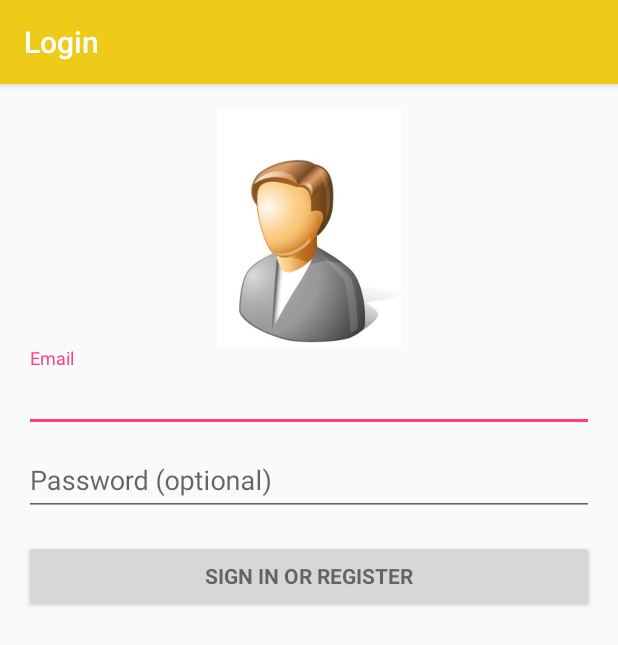
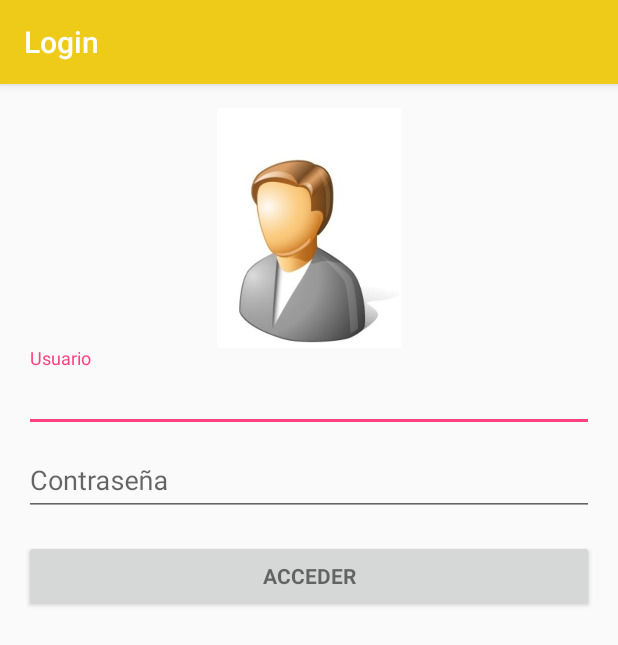
Before and after one commit to AndTinuviel/Android, an Android app: the LoginActivity screen opened directly, with no data from a screen before it, on a phone screen of 412 x 824 dp. Shown: the top 645 px of the screen. Run offline under Robolectric (Android 15) with nearby library versions, the phone set to English and light mode, and no system bars; 2 statements that could not run were skipped.

```diff
--- a/app/src/main/res/values/strings.xml
+++ b/app/src/main/res/values/strings.xml
@@ -1,16 +1,16 @@
 <resources>
-    <string name="app_name">ProinmanAppMovil</string>
+    <string name="app_name">Proinman App Móvil</string>
     <string name="title_activity_login">Login</string>
 
     <!-- Strings related to login -->
-    <string name="prompt_email">Email</string>
-    <string name="prompt_password">Password (optional)</string>
-    <string name="action_sign_in">Sign in or register</string>
+    <string name="prompt_email">Usuario</string>
+    <string name="prompt_password">Contraseña</string>
+    <string name="action_sign_in">Acceder</string>
     <string name="action_sign_in_short">Sign in</string>
-    <string name="error_invalid_email">This email address is invalid</string>
-    <string name="error_invalid_password">This password is too short</string>
-    <string name="error_incorrect_password">This password is incorrect</string>
-    <string name="error_field_required">This field is required</string>
+    <string name="error_invalid_email">Este usuario es incorrecto</string>
+    <string name="error_invalid_password">Esta contraseña es muy corta</string>
+    <string name="error_incorrect_password">Esta contraseña es incorrecta</string>
+    <string name="error_field_required">Este campo es requerido</string>
     <string name="permission_rationale">"Contacts permissions are needed for providing email
         completions."
     </string>
```
Also changed, not shown: app/src/main/java/service/proinman/proinmanappmovil/LoginActivity.java (+15 -32 lines).
